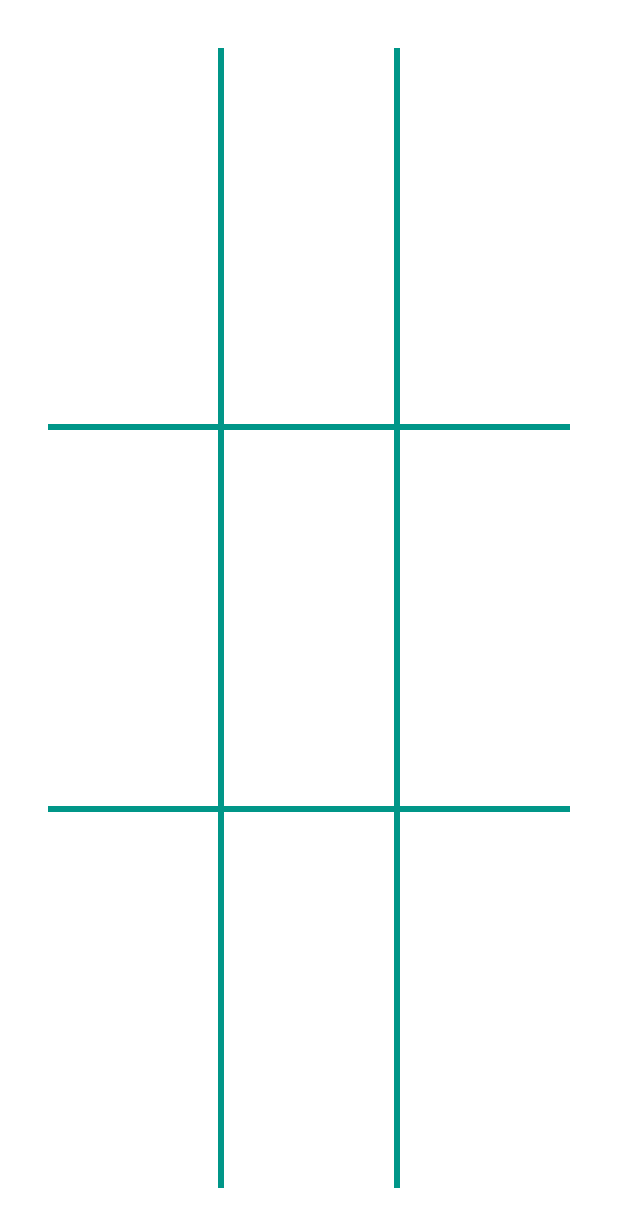
After one commit to EhsanTgv/TicTacToeMVVMTest, an Android app: the layout activity_game.xml on its own in the app's theme, with its tools: preview values and no code run, on a phone screen of 412 x 824 dp. The commit adds this screen. Shown: the top 1227 px of the screen. Run offline under Robolectric (Android 15) with nearby library versions, the phone set to English and light mode, and no system bars.

Commit message:
Implement xml layout

```diff
--- a/app/src/main/AndroidManifest.xml
+++ b/app/src/main/AndroidManifest.xml
@@ -3,14 +3,14 @@
     package="com.example.tictactoemvvmtest">
 
     <application
-        android:allowBackup="true"
+        android:allowBackup="false"
         android:icon="@mipmap/ic_launcher"
         android:label="@string/app_name"
         android:roundIcon="@mipmap/ic_launcher_round"
         android:supportsRtl="true"
         android:theme="@style/Theme.TicTacToeMVVMTest">
         <activity
-            android:name=".MainActivity"
+            android:name=".view.GameActivity"
             android:exported="true">
             <intent-filter>
                 <action android:name="android.intent.action.MAIN" />
--- a/app/src/main/java/com/example/tictactoemvvmtest/MainActivity.kt
+++ b/app/src/main/java/com/example/tictactoemvvmtest/view/GameActivity.kt
@@ -1,11 +1,12 @@
-package com.example.tictactoemvvmtest
+package com.example.tictactoemvvmtest.view
 
 import androidx.appcompat.app.AppCompatActivity
 import android.os.Bundle
+import com.example.tictactoemvvmtest.R
 
-class MainActivity : AppCompatActivity() {
+class GameActivity : AppCompatActivity() {
     override fun onCreate(savedInstanceState: Bundle?) {
         super.onCreate(savedInstanceState)
-        setContentView(R.layout.activity_main)
+        setContentView(R.layout.activity_game)
     }
 }
--- /dev/null
+++ b/app/src/main/res/drawable/cell_00.xml
@@ -0,0 +1,21 @@
+<layer-list xmlns:android="http://schemas.android.com/apk/res/android">
+    <item>
+        <shape android:shape="rectangle">
+            <padding android:bottom="2dp" />
+            <solid android:color="@color/cell_color" />
+        </shape>
+    </item>
+
+    <item>
+        <shape android:shape="rectangle">
+            <padding android:right="2dp" />
+            <solid android:color="@color/cell_color" />
+        </shape>
+    </item>
+
+    <item>
+        <shape android:shape="rectangle">
+            <solid android:color="@android:color/white" />
+        </shape>
+    </item>
+</layer-list>
--- /dev/null
+++ b/app/src/main/res/drawable/cell_01.xml
@@ -0,0 +1,28 @@
+<layer-list xmlns:android="http://schemas.android.com/apk/res/android">
+    <item>
+        <shape android:shape="rectangle">
+            <padding android:bottom="2dp" />
+            <solid android:color="@color/cell_color" />
+        </shape>
+    </item>
+
+    <item>
+        <shape android:shape="rectangle">
+            <padding android:right="2dp" />
+            <solid android:color="@color/cell_color" />
+        </shape>
+    </item>
+
+    <item>
+        <shape android:shape="rectangle">
+            <padding android:left="2dp" />
+            <solid android:color="@color/cell_color" />
+        </shape>
+    </item>
+
+    <item>
+        <shape android:shape="rectangle">
+            <solid android:color="@android:color/white" />
+        </shape>
+    </item>
+</layer-list>
--- /dev/null
+++ b/app/src/main/res/drawable/cell_02.xml
@@ -0,0 +1,21 @@
+<layer-list xmlns:android="http://schemas.android.com/apk/res/android">
+    <item>
+        <shape android:shape="rectangle">
+            <padding android:bottom="2dp" />
+            <solid android:color="@color/cell_color" />
+        </shape>
+    </item>
+
+    <item>
+        <shape android:shape="rectangle">
+            <padding android:left="2dp" />
+            <solid android:color="@color/cell_color" />
+        </shape>
+    </item>
+
+    <item>
+        <shape android:shape="rectangle">
+            <solid android:color="@android:color/white" />
+        </shape>
+    </item>
+</layer-list>
--- /dev/null
+++ b/app/src/main/res/drawable/cell_10.xml
@@ -0,0 +1,28 @@
+<layer-list xmlns:android="http://schemas.android.com/apk/res/android">
+    <item>
+        <shape android:shape="rectangle">
+            <padding android:bottom="2dp" />
+            <solid android:color="@color/cell_color" />
+        </shape>
+    </item>
+
+    <item>
+        <shape android:shape="rectangle">
+            <padding android:top="2dp" />
+            <solid android:color="@color/cell_color" />
+        </shape>
+    </item>
+
+    <item>
+        <shape android:shape="rectangle">
+            <padding android:right="2dp" />
+            <solid android:color="@color/cell_color" />
+        </shape>
+    </item>
+
+    <item>
+        <shape android:shape="rectangle">
+            <solid android:color="@android:color/white" />
+        </shape>
+    </item>
+</layer-list>
--- /dev/null
+++ b/app/src/main/res/drawable/cell_11.xml
@@ -0,0 +1,35 @@
+<layer-list xmlns:android="http://schemas.android.com/apk/res/android">
+    <item>
+        <shape android:shape="rectangle">
+            <padding android:bottom="2dp" />
+            <solid android:color="@color/cell_color" />
+        </shape>
+    </item>
+
+    <item>
+        <shape android:shape="rectangle">
+            <padding android:top="2dp" />
+            <solid android:color="@color/cell_color" />
+        </shape>
+    </item>
+
+    <item>
+        <shape android:shape="rectangle">
+            <padding android:left="2dp" />
+            <solid android:color="@color/cell_color" />
+        </shape>
+    </item>
+
+    <item>
+        <shape android:shape="rectangle">
+            <padding android:right="2dp" />
+            <solid android:color="@color/cell_color" />
+        </shape>
+    </item>
+
+    <item>
+        <shape android:shape="rectangle">
+            <solid android:color="@android:color/white" />
+        </shape>
+    </item>
+</layer-list>
--- /dev/null
+++ b/app/src/main/res/drawable/cell_12.xml
@@ -0,0 +1,28 @@
+<layer-list xmlns:android="http://schemas.android.com/apk/res/android">
+    <item>
+        <shape android:shape="rectangle">
+            <padding android:left="2dp" />
+            <solid android:color="@color/cell_color" />
+        </shape>
+    </item>
+
+    <item>
+        <shape android:shape="rectangle">
+            <padding android:bottom="2dp" />
+            <solid android:color="@color/cell_color" />
+        </shape>
+    </item>
+
+    <item>
+        <shape android:shape="rectangle">
+            <padding android:top="2dp" />
+            <solid android:color="@color/cell_color" />
+        </shape>
+    </item>
+
+    <item>
+        <shape android:shape="rectangle">
+            <solid android:color="@android:color/white" />
+        </shape>
+    </item>
+</layer-list>
--- /dev/null
+++ b/app/src/main/res/drawable/cell_20.xml
@@ -0,0 +1,21 @@
+<layer-list xmlns:android="http://schemas.android.com/apk/res/android">
+    <item>
+        <shape android:shape="rectangle">
+            <padding android:top="2dp" />
+            <solid android:color="@color/cell_color" />
+        </shape>
+    </item>
+
+    <item>
+        <shape android:shape="rectangle">
+            <padding android:right="2dp" />
+            <solid android:color="@color/cell_color" />
+        </shape>
+    </item>
+
+    <item>
+        <shape android:shape="rectangle">
+            <solid android:color="@android:color/white" />
+        </shape>
+    </item>
+</layer-list>
--- /dev/null
+++ b/app/src/main/res/drawable/cell_21.xml
@@ -0,0 +1,28 @@
+<layer-list xmlns:android="http://schemas.android.com/apk/res/android">
+    <item>
+        <shape android:shape="rectangle">
+            <padding android:top="2dp" />
+            <solid android:color="@color/cell_color" />
+        </shape>
+    </item>
+
+    <item>
+        <shape android:shape="rectangle">
+            <padding android:left="2dp" />
+            <solid android:color="@color/cell_color" />
+        </shape>
+    </item>
+
+    <item>
+        <shape android:shape="rectangle">
+            <padding android:right="2dp" />
+            <solid android:color="@color/cell_color" />
+        </shape>
+    </item>
+
+    <item>
+        <shape android:shape="rectangle">
+            <solid android:color="@android:color/white" />
+        </shape>
+    </item>
+</layer-list>
--- /dev/null
+++ b/app/src/main/res/drawable/cell_22.xml
@@ -0,0 +1,21 @@
+<layer-list xmlns:android="http://schemas.android.com/apk/res/android">
+    <item>
+        <shape android:shape="rectangle">
+            <padding android:top="2dp" />
+            <solid android:color="@color/cell_color" />
+        </shape>
+    </item>
+
+    <item>
+        <shape android:shape="rectangle">
+            <padding android:left="2dp" />
+            <solid android:color="@color/cell_color" />
+        </shape>
+    </item>
+
+    <item>
+        <shape android:shape="rectangle">
+            <solid android:color="@android:color/white" />
+        </shape>
+    </item>
+</layer-list>
--- /dev/null
+++ b/app/src/main/res/layout/activity_game.xml
@@ -0,0 +1,121 @@
+<?xml version="1.0" encoding="utf-8"?>
+<layout xmlns:android="http://schemas.android.com/apk/res/android"
+    xmlns:tools="http://schemas.android.com/tools"
+    xmlns:app="http://schemas.android.com/apk/res-auto"
+    tools:context=".view.GameActivity">
+
+    <data>
+
+        <variable
+            name="gameViewModel"
+            type="com.example.tictactoemvvmtest.viewModel.GameViewModel" />
+    </data>
+
+    <androidx.gridlayout.widget.GridLayout
+        android:layout_width="match_parent"
+        android:layout_height="match_parent"
+        android:background="@android:color/white"
+        android:padding="32dp">
+
+        <TextView
+            android:id="@+id/cell_00"
+            style="@style/CellTextView"
+            android:background="@drawable/cell_00"
+            android:onClick="@{() -> gameViewModel.onClickedCellAt(0, 0)}"
+            android:text='@{gameViewModel.cells["00"]}'
+            app:layout_column="1"
+            app:layout_columnWeight="1"
+            app:layout_row="1"
+            app:layout_rowWeight="1" />
+
+        <TextView
+            android:id="@+id/cell_01"
+            style="@style/CellTextView"
+            android:background="@drawable/cell_01"
+            android:onClick="@{() -> gameViewModel.onClickedCellAt(0, 1)}"
+            android:text='@{gameViewModel.cells["01"]}'
+            app:layout_column="2"
+            app:layout_columnWeight="1"
+            app:layout_row="1"
+            app:layout_rowWeight="1" />
+
+        <TextView
+            android:id="@+id/cell_02"
+            style="@style/CellTextView"
+            android:background="@drawable/cell_02"
+            android:onClick="@{() -> gameViewModel.onClickedCellAt(0, 2)}"
+            android:text='@{gameViewModel.cells["02"]}'
+            app:layout_column="3"
+            app:layout_columnWeight="1"
+            app:layout_row="1"
+            app:layout_rowWeight="1" />
+
+        <TextView
+            android:id="@+id/cell_10"
+            style="@style/CellTextView"
+            android:background="@drawable/cell_10"
+            android:onClick="@{() -> gameViewModel.onClickedCellAt(1, 0)}"
+            android:text='@{gameViewModel.cells["10"]}'
+            app:layout_column="1"
+            app:layout_columnWeight="1"
+            app:layout_row="2"
+            app:layout_rowWeight="1" />
+
+        <TextView
+            android:id="@+id/cell_11"
+            style="@style/CellTextView"
+            android:background="@drawable/cell_11"
+            android:onClick="@{() -> gameViewModel.onClickedCellAt(1, 1)}"
+            android:text='@{gameViewModel.cells["11"]}'
+            app:layout_column="2"
+            app:layout_columnWeight="1"
+            app:layout_row="2"
+            app:layout_rowWeight="1" />
+
+        <TextView
+            android:id="@+id/cell_12"
+            style="@style/CellTextView"
+            android:background="@drawable/cell_12"
+            android:onClick="@{() -> gameViewModel.onClickedCellAt(1, 2)}"
+            android:text='@{gameViewModel.cells["12"]}'
+            app:layout_column="3"
+            app:layout_columnWeight="1"
+            app:layout_row="2"
+            app:layout_rowWeight="1" />
+
+        <TextView
+            android:id="@+id/cell_20"
+            style="@style/CellTextView"
+            android:background="@drawable/cell_20"
+            android:onClick="@{() -> gameViewModel.onClickedCellAt(2, 0)}"
+            android:text='@{gameViewModel.cells["20"]}'
+            app:layout_column="1"
+            app:layout_columnWeight="1"
+            app:layout_row="3"
+            app:layout_rowWeight="1" />
+
+        <TextView
+            android:id="@+id/cell_21"
+            style="@style/CellTextView"
+            android:background="@drawable/cell_21"
+            android:onClick="@{() -> gameViewModel.onClickedCellAt(2, 1)}"
+            android:text='@{gameViewModel.cells["21"]}'
+            app:layout_column="2"
+            app:layout_columnWeight="1"
+            app:layout_row="3"
+            app:layout_rowWeight="1" />
+
+        <TextView
+            android:id="@+id/cell_22"
+            style="@style/CellTextView"
+            android:background="@drawable/cell_22"
+            android:onClick="@{() -> gameViewModel.onClickedCellAt(2, 2)}"
+            android:text='@{gameViewModel.cells["22"]}'
+            app:layout_column="3"
+            app:layout_columnWeight="1"
+            app:layout_row="3"
+            app:layout_rowWeight="1" />
+
+    </androidx.gridlayout.widget.GridLayout>
+
+</layout>
--- a/app/src/main/res/layout/activity_main.xml
+++ /dev/null
@@ -1,18 +0,0 @@
-<?xml version="1.0" encoding="utf-8"?>
-<androidx.constraintlayout.widget.ConstraintLayout xmlns:android="http://schemas.android.com/apk/res/android"
-    xmlns:app="http://schemas.android.com/apk/res-auto"
-    xmlns:tools="http://schemas.android.com/tools"
-    android:layout_width="match_parent"
-    android:layout_height="match_parent"
-    tools:context=".MainActivity">
-
-    <TextView
-        android:layout_width="wrap_content"
-        android:layout_height="wrap_content"
-        android:text="Hello World!"
-        app:layout_constraintBottom_toBottomOf="parent"
-        app:layout_constraintLeft_toLeftOf="parent"
-        app:layout_constraintRight_toRightOf="parent"
-        app:layout_constraintTop_toTopOf="parent" />
-
-</androidx.constraintlayout.widget.ConstraintLayout>
--- a/app/src/main/res/values/colors.xml
+++ b/app/src/main/res/values/colors.xml
@@ -7,4 +7,5 @@
     <color name="teal_700">#FF018786</color>
     <color name="black">#FF000000</color>
     <color name="white">#FFFFFFFF</color>
+    <color name="cell_color">#009688</color>
 </resources>
--- a/app/src/main/res/values/themes.xml
+++ b/app/src/main/res/values/themes.xml
@@ -13,4 +13,10 @@
         <item name="android:statusBarColor" tools:targetApi="l">?attr/colorPrimaryVariant</item>
         <!-- Customize your theme here. -->
     </style>
+
+    <style name="CellTextView">
+        <item name="android:gravity">center</item>
+        <item name="android:textSize">48sp</item>
+        <item name="android:textStyle">bold</item>
+    </style>
 </resources>
--- a/build.gradle
+++ b/build.gradle
@@ -6,7 +6,7 @@ buildscript {
     }
     dependencies {
         classpath "com.android.tools.build:gradle:7.0.3"
-        classpath "org.jetbrains.kotlin:kotlin-gradle-plugin:1.5.31"
+        classpath 'org.jetbrains.kotlin:kotlin-gradle-plugin:1.6.0'
 
         // NOTE: Do not place your application dependencies here; they belong
         // in the individual module build.gradle files
```
Also changed, not shown: app/build.gradle (+4 -4 lines).
